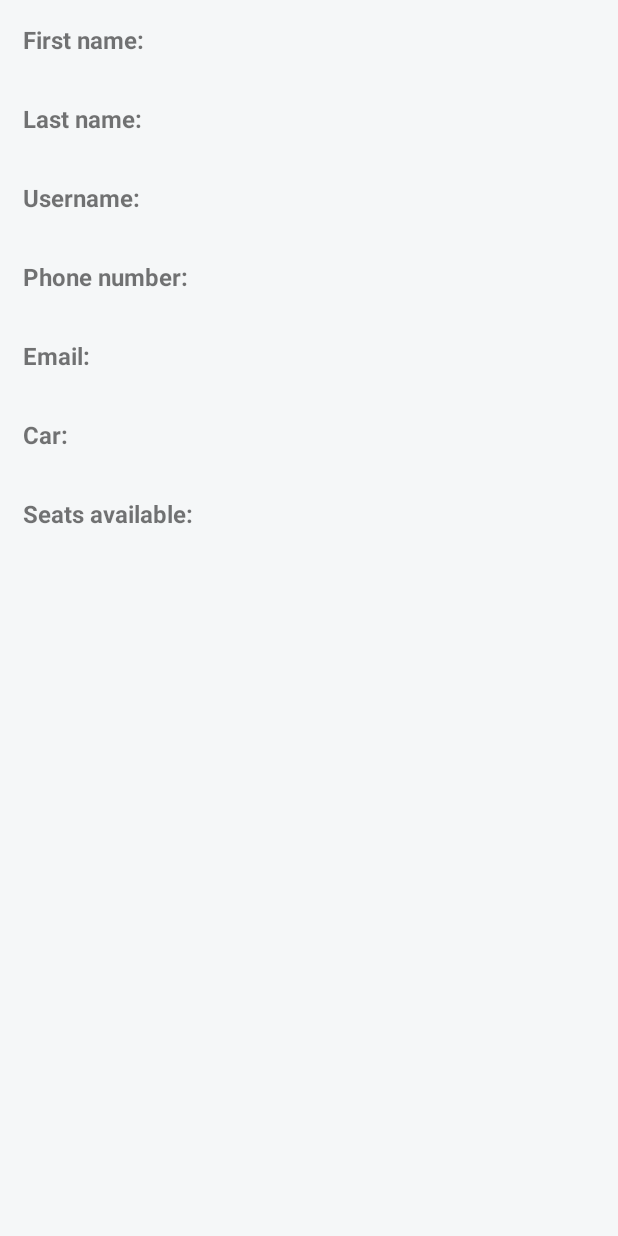
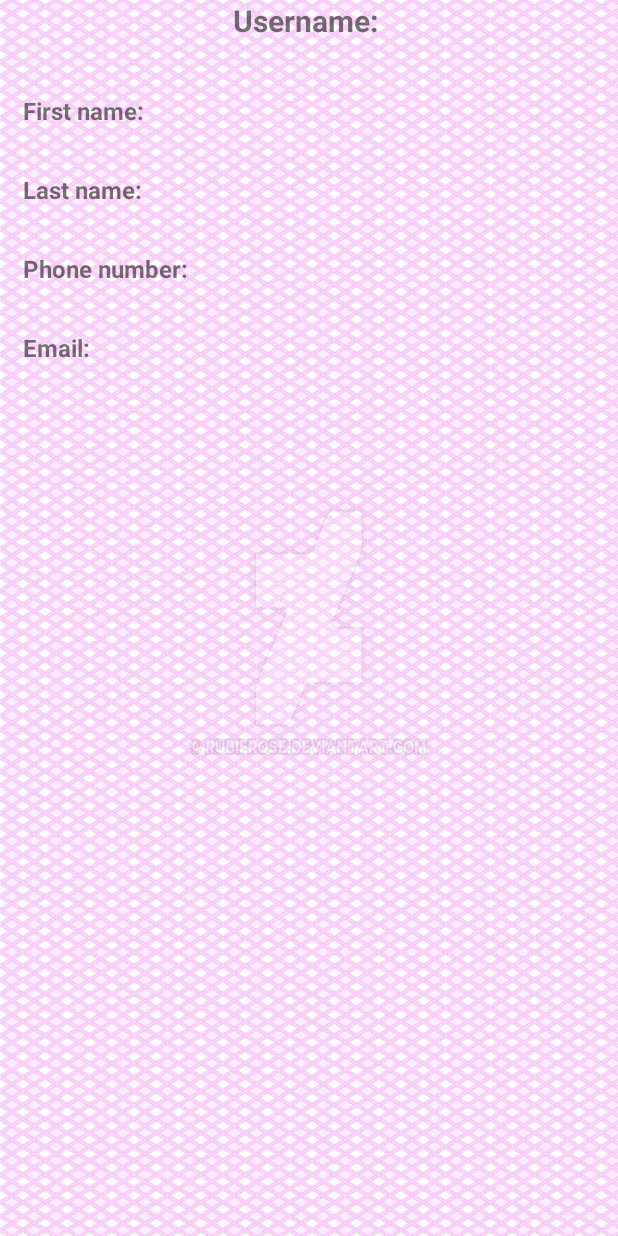
Before and after one commit to lazarlyutakov/SharedCommuting, an Android app: the fragment UserProfilFragment placed in its activity, on a phone screen of 412 x 824 dp. Run offline under Robolectric (Android 15) with nearby library versions, the phone set to English and light mode, and no system bars; our stand-ins replace Firebase (no records; nobody signed in at launch, a user with empty details on screens opened directly), RxJava.

Commit message:
UserProfilFragment - did some styles

```diff
--- a/SharedComuttingApp/app/src/main/java/com/example/lazarlyutakov/sharedcomuttingapp/fragments/UserProfilFragment.java
+++ b/SharedComuttingApp/app/src/main/java/com/example/lazarlyutakov/sharedcomuttingapp/fragments/UserProfilFragment.java
@@ -6,6 +6,7 @@ import android.app.Fragment;
 import android.view.LayoutInflater;
 import android.view.View;
 import android.view.ViewGroup;
+import android.widget.LinearLayout;
 import android.widget.TextView;
 import android.widget.Toast;
 
@@ -32,6 +33,8 @@ public class UserProfilFragment extends Fragment {
     private TextView seats;
     private DatabaseHandler dbReader;
     private User currUser;
+    private LinearLayout llCar;
+    private LinearLayout llSeats;
 
     public UserProfilFragment() {
         // Required empty public constructor
@@ -55,6 +58,8 @@ public class UserProfilFragment extends Fragment {
         email = (TextView) root.findViewById(R.id.signed_user_email);
         car = (TextView) root.findViewById(R.id.signed_user_car);
         seats = (TextView) root.findViewById(R.id.signed_seats_available);
+        llCar = (LinearLayout)root.findViewById(R.id.ll_car);
+        llSeats = (LinearLayout)root.findViewById(R.id.ll_seats);
 
         databaseReference.addValueEventListener(new ValueEventListener() {
             @Override
@@ -68,6 +73,8 @@ public class UserProfilFragment extends Fragment {
                         dbReader.readUserData(dataSnapshot).getSeatsAvailable() != null) {
                     car.setText(dbReader.readUserData(dataSnapshot).getCarModel());
                     seats.setText(dbReader.readUserData(dataSnapshot).getSeatsAvailable());
+                    llSeats.setVisibility(View.VISIBLE);
+                    llCar.setVisibility(View.VISIBLE);
                 }
             }
 
--- a/SharedComuttingApp/app/src/main/res/layout/fragment_user_profil.xml
+++ b/SharedComuttingApp/app/src/main/res/layout/fragment_user_profil.xml
@@ -2,7 +2,7 @@
     xmlns:tools="http://schemas.android.com/tools"
     android:layout_width="match_parent"
     android:layout_height="match_parent"
-    android:background="#f5f7f8"
+    android:background="@drawable/user_profil_info"
     tools:context="com.example.lazarlyutakov.sharedcomuttingapp.fragments.UserProfilFragment">
 
     <LinearLayout
@@ -10,6 +10,26 @@
         android:layout_height="match_parent"
         android:orientation="vertical"
         android:background="@drawable/border">
+
+        <LinearLayout
+            android:layout_width="match_parent"
+            android:layout_height="wrap_content"
+            android:orientation="horizontal"
+            android:layout_marginBottom="20dp"
+            android:gravity="center">
+            <TextView
+                android:layout_width="wrap_content"
+                android:layout_height="wrap_content"
+                android:textStyle="bold"
+                android:textSize="20dp"
+                android:text="Username: " />
+            <TextView
+                android:id="@+id/signed_user_username"
+                android:layout_width="wrap_content"
+                android:layout_height="wrap_content"
+                android:textSize="18dp"
+                android:text="" />
+        </LinearLayout>
 
         <LinearLayout
             android:layout_width="match_parent"
@@ -50,24 +70,7 @@
                 android:text="" />
         </LinearLayout>
 
-        <LinearLayout
-            android:layout_width="match_parent"
-            android:layout_height="wrap_content"
-            android:orientation="horizontal"
-            android:layout_margin="15dp">
-            <TextView
-                android:layout_width="wrap_content"
-                android:layout_height="wrap_content"
-                android:textStyle="bold"
-                android:textSize="16dp"
-                android:text="Username: " />
-            <TextView
-                android:id="@+id/signed_user_username"
-                android:layout_width="wrap_content"
-                android:layout_height="wrap_content"
-                android:textSize="14dp"
-                android:text="" />
-        </LinearLayout>
+
 
         <LinearLayout
             android:layout_width="match_parent"
@@ -108,10 +111,12 @@
         </LinearLayout>
 
         <LinearLayout
+            android:id="@+id/ll_car"
             android:layout_width="match_parent"
             android:layout_height="wrap_content"
             android:orientation="horizontal"
-            android:layout_margin="15dp">
+            android:layout_margin="15dp"
+            android:visibility="gone">
             <TextView
                 android:layout_width="wrap_content"
                 android:layout_height="wrap_content"
@@ -127,10 +132,12 @@
         </LinearLayout>
 
             <LinearLayout
+                android:id="@+id/ll_seats"
                 android:layout_width="match_parent"
                 android:layout_height="wrap_content"
                 android:orientation="horizontal"
-                android:layout_margin="15dp">
+                android:layout_margin="15dp"
+                android:visibility="gone">
                 <TextView
                     android:layout_width="wrap_content"
                     android:layout_height="wrap_content"
```
Also changed, not shown: SharedComuttingApp/app/src/main/res/drawable/user_profil_info.jpg (added).
